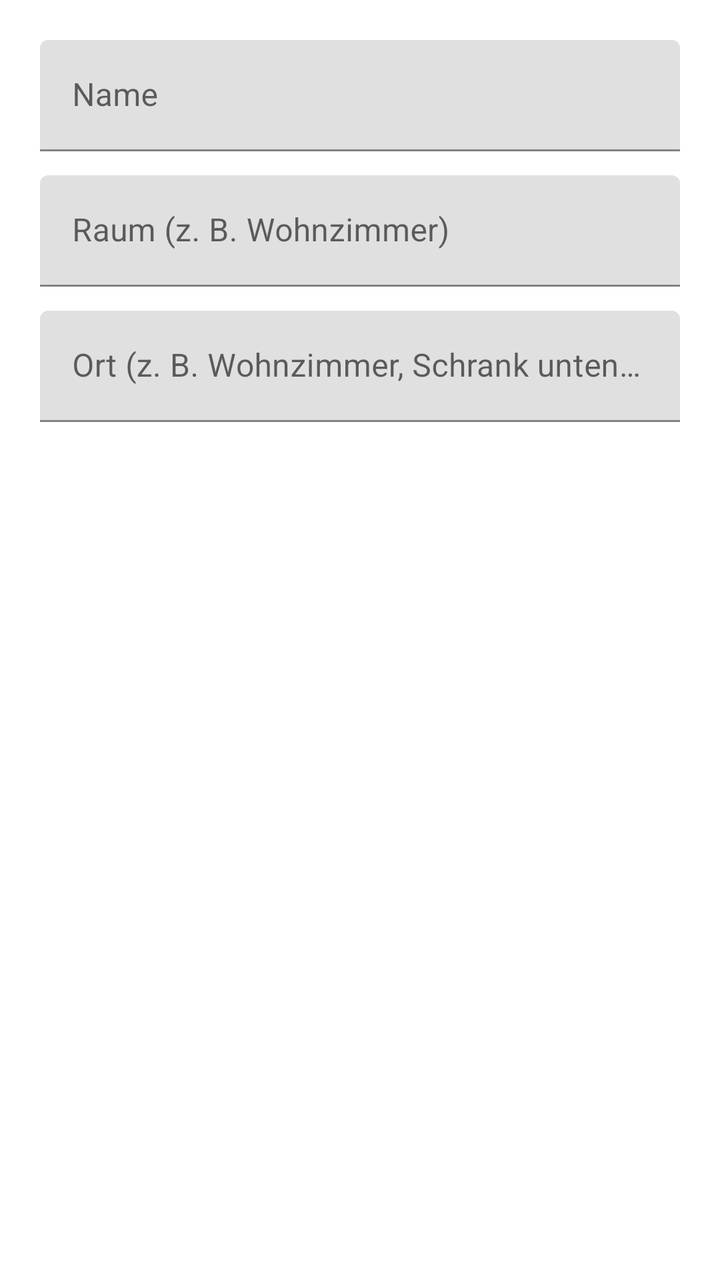
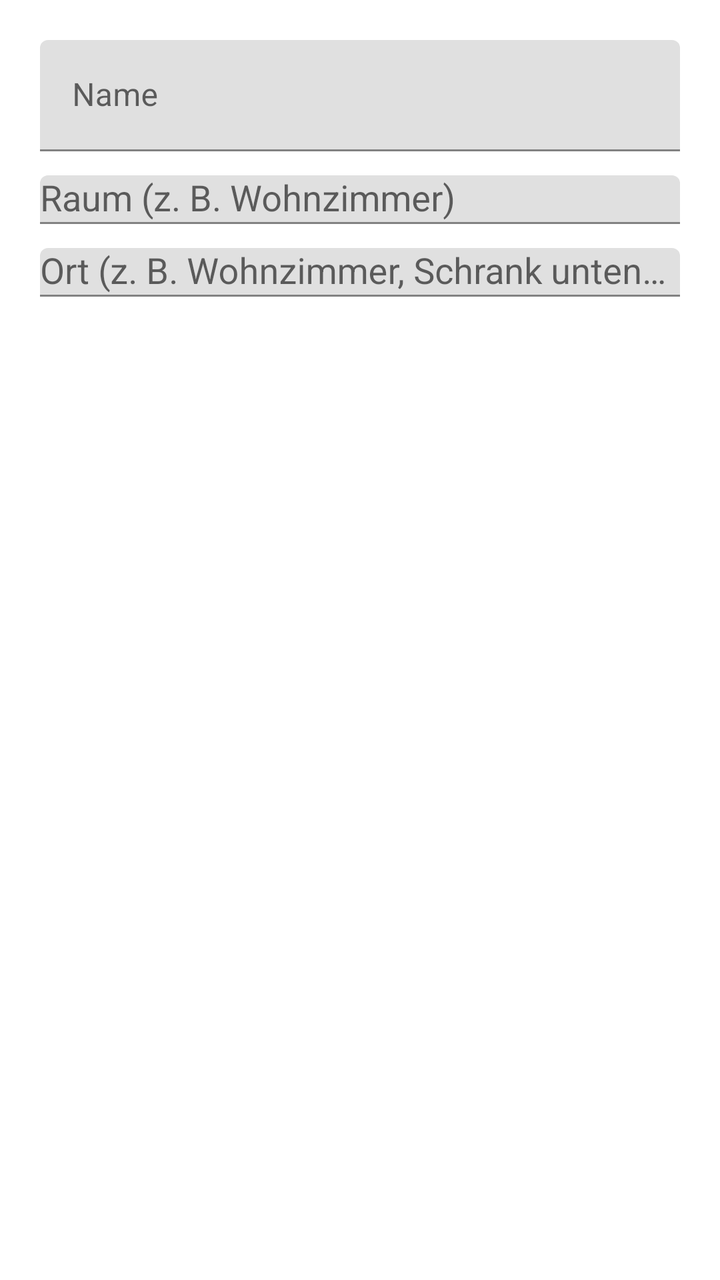

Screens rendered from an Android XML layout before and after an edit, with the pre-edit source and the edit as a unified diff.
<!-- AndroidManifest.xml: application theme Theme.HomeSonar -->
<!-- res/layout/dialog_edit_item.xml -->
<?xml version="1.0" encoding="utf-8"?>
<LinearLayout xmlns:android="http://schemas.android.com/apk/res/android"
    android:layout_width="match_parent"
    android:layout_height="wrap_content"
    android:orientation="vertical"
    android:padding="20dp">

    <com.google.android.material.textfield.TextInputLayout
        android:layout_width="match_parent"
        android:layout_height="wrap_content"
        android:layout_marginBottom="12dp"
        android:hint="@string/name_hint">

        <com.google.android.material.textfield.TextInputEditText
            android:id="@+id/inputName"
            android:layout_width="match_parent"
            android:layout_height="wrap_content"
            android:importantForAutofill="no"
            android:inputType="text" />

    </com.google.android.material.textfield.TextInputLayout>

    <com.google.android.material.textfield.TextInputLayout
        android:layout_width="match_parent"
        android:layout_height="wrap_content"
        android:layout_marginBottom="12dp"
        android:hint="@string/room_name_hint">

        <com.google.android.material.textfield.TextInputEditText
            android:id="@+id/inputRoom"
            android:layout_width="match_parent"
            android:layout_height="wrap_content"
            android:importantForAutofill="no"
            android:inputType="text" />

    </com.google.android.material.textfield.TextInputLayout>

    <com.google.android.material.textfield.TextInputLayout
        android:layout_width="match_parent"
        android:layout_height="wrap_content"
        android:hint="@string/location_hint_long">

        <com.google.android.material.textfield.TextInputEditText
            android:id="@+id/inputLocation"
            android:layout_width="match_parent"
            android:layout_height="wrap_content"
            android:importantForAutofill="no"
            android:inputType="text" />

    </com.google.android.material.textfield.TextInputLayout>

</LinearLayout>
<!-- resources referenced by this layout -->
<resources>
  <string name="location_hint_long">Ort (z. B. Wohnzimmer, Schrank unten rechts, Schublade)</string>
  <string name="name_hint">Name</string>
  <string name="room_name_hint">Raum (z. B. Wohnzimmer)</string>
  <style name="Theme.HomeSonar" parent="Theme.MaterialComponents.DayNight.NoActionBar">
          <item name="colorPrimary">@color/primary</item>
          <item name="colorPrimaryVariant">@color/primary_dark</item>
          <item name="colorOnPrimary">@color/white</item>
          <item name="colorSecondary">@color/secondary</item>
      </style>
  <color name="primary">#1F6E5C</color>
  <color name="primary_dark">#144D40</color>
  <color name="white">#FFFFFF</color>
  <color name="secondary">#4FA58F</color>
</resources>

<!-- the commit's change to res/layout/dialog_edit_item.xml (unified diff, before → after) -->
@@ -26,10 +26,11 @@
         android:layout_marginBottom="12dp"
         android:hint="@string/room_name_hint">
 
-        <com.google.android.material.textfield.TextInputEditText
+        <com.google.android.material.textfield.MaterialAutoCompleteTextView
             android:id="@+id/inputRoom"
             android:layout_width="match_parent"
             android:layout_height="wrap_content"
+            android:completionThreshold="1"
             android:importantForAutofill="no"
             android:inputType="text" />
 
@@ -40,10 +41,11 @@
         android:layout_height="wrap_content"
         android:hint="@string/location_hint_long">
 
-        <com.google.android.material.textfield.TextInputEditText
+        <com.google.android.material.textfield.MaterialAutoCompleteTextView
             android:id="@+id/inputLocation"
             android:layout_width="match_parent"
             android:layout_height="wrap_content"
+            android:completionThreshold="1"
             android:importantForAutofill="no"
             android:inputType="text" />
 
